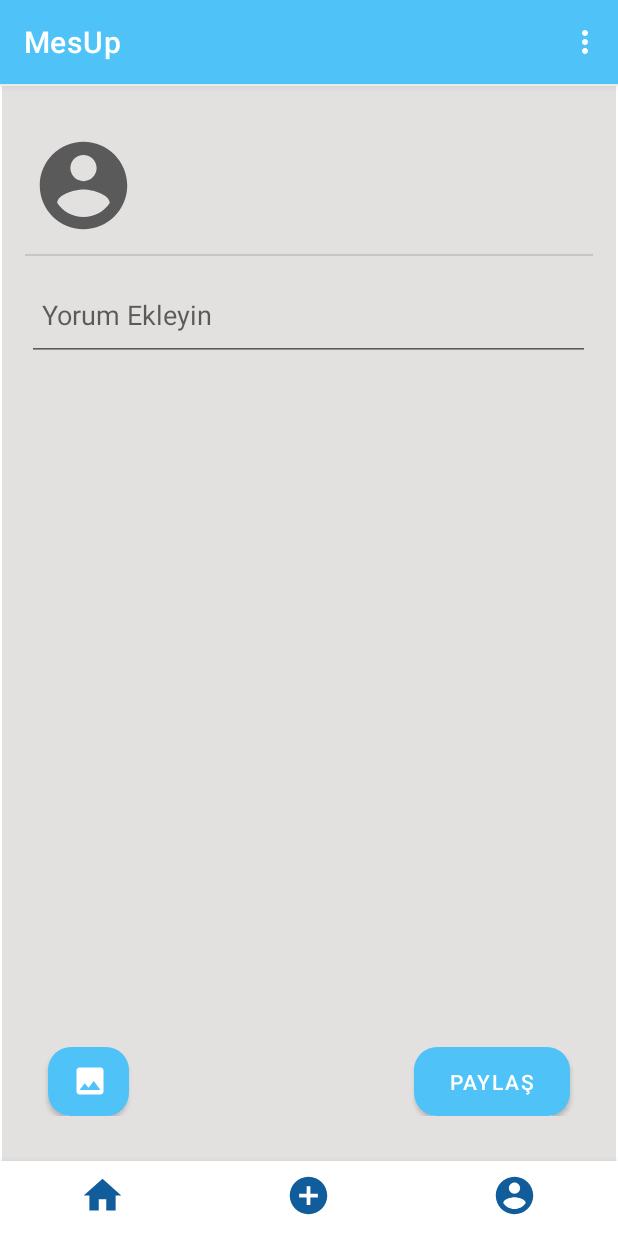
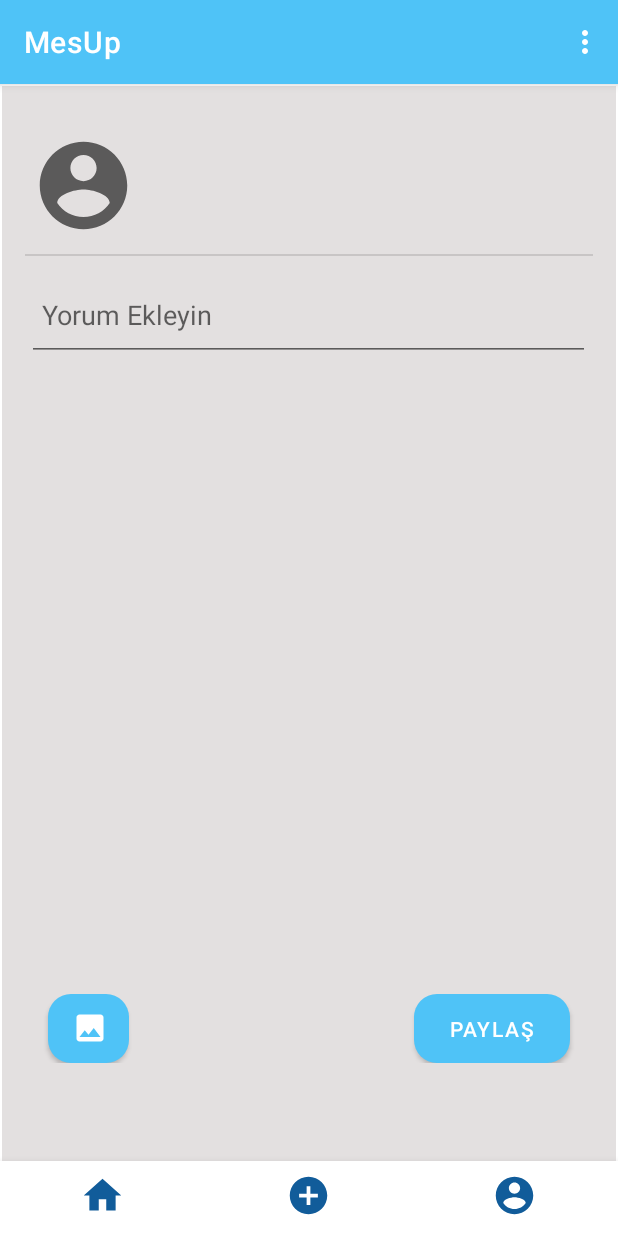
Before and after one commit to tolgaprm/MesUp-SocialMediaApp, an Android app: the PostEkleFragment screen opened through its navigation route, on a phone screen of 412 x 824 dp. Run offline under Robolectric (Android 15) with nearby library versions, the light colour scheme and no system bars; our stand-ins replace CircleImageView, Firebase (no records; nobody signed in at launch, a user with empty details on screens opened directly), navigation-ui; 3 statements that could not run were skipped.

Commit message:
hatalar düzeltildi

```diff
--- a/app/src/main/res/layout/fragment_post_ekle.xml
+++ b/app/src/main/res/layout/fragment_post_ekle.xml
@@ -76,6 +76,7 @@
         android:id="@+id/linearLayout4"
         android:layout_width="match_parent"
         android:layout_height="46dp"
+        android:layout_marginBottom="50dp"
         android:gravity="center"
         android:orientation="horizontal"
         app:layout_constraintBottom_toBottomOf="parent"
--- a/app/src/main/res/layout/fragment_post_list.xml
+++ b/app/src/main/res/layout/fragment_post_list.xml
@@ -15,9 +15,10 @@
         android:layout_marginStart="1dp"
         android:layout_marginTop="1dp"
         android:layout_marginEnd="1dp"
-        android:layout_marginBottom="1dp"
+        android:layout_marginBottom="50dp"
         app:layout_constraintBottom_toBottomOf="parent"
         app:layout_constraintEnd_toEndOf="parent"
+        app:layout_constraintHorizontal_bias="0.0"
         app:layout_constraintStart_toStartOf="parent"
         app:layout_constraintTop_toTopOf="parent" />
 
```
